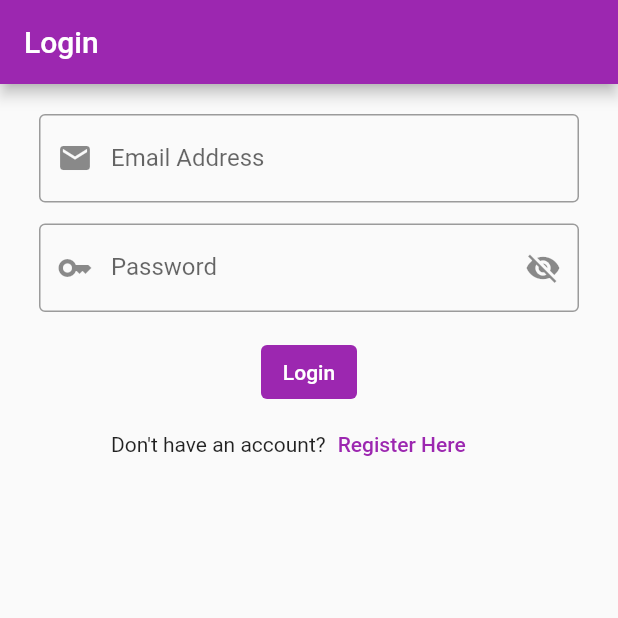
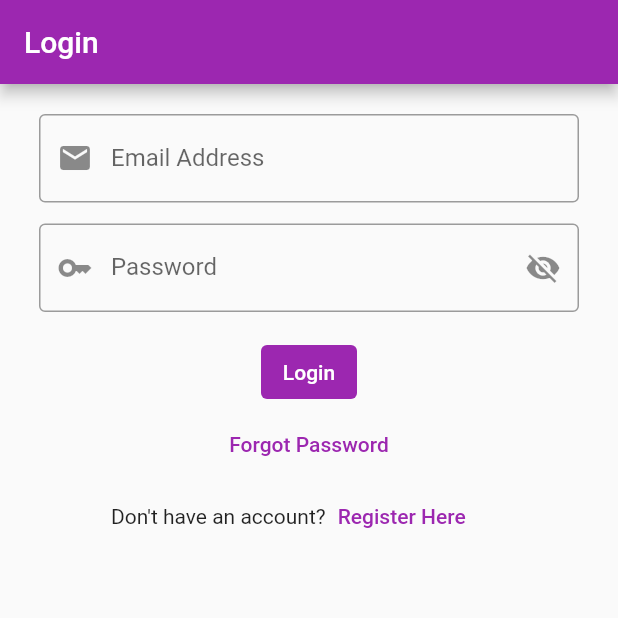
Before and after one commit to adhishakya/notes_app, a Flutter app: the screen it shows after launch, on a phone screen of 412 x 824 dp, the top half of it. Run offline on Flutter 3.47's test engine with Material 2 defaults, Android fonts, the phone set to English and light mode, and no system bars; our stand-ins replace cloud_firestore, firebase_auth, firebase_core; accounts and stored records are empty; generated files the repository leaves out were written again.

Commit message:
connection to reset password

```diff
--- a/lib/views/login_view.dart
+++ b/lib/views/login_view.dart
@@ -83,8 +83,9 @@ class _LoginViewState extends State<LoginView> {
             const SizedBox(height: 16),
             TextButton(
                 style: const ButtonStyle(
-                    backgroundColor: MaterialStatePropertyAll(Colors.purple),
-                    foregroundColor: MaterialStatePropertyAll(Colors.white)),
+                  backgroundColor: MaterialStatePropertyAll(Colors.purple),
+                  foregroundColor: MaterialStatePropertyAll(Colors.white),
+                ),
                 onPressed: () async {
                   final email = _email.text;
                   final password = _password.text;
@@ -123,6 +124,12 @@ class _LoginViewState extends State<LoginView> {
                   }
                 },
                 child: const Text("Login")),
+            TextButton(
+              onPressed: () {
+                Navigator.of(context).pushNamed(forgotPasswordRoute);
+              },
+              child: const Text("Forgot Password"),
+            ),
             Padding(
               padding: const EdgeInsets.only(left: 74),
               child: Row(
```
